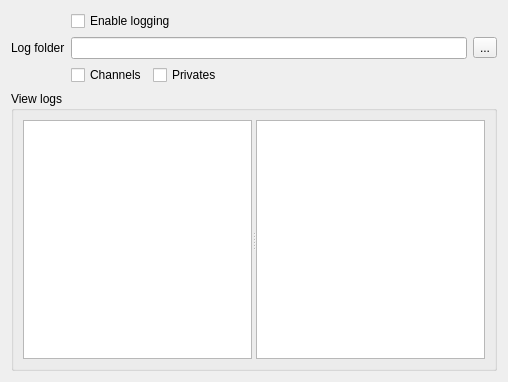
Above: iconfig/iconfiglogging.ui from daniel-Jones/IdealIRC before the change. Below: the same form after it.
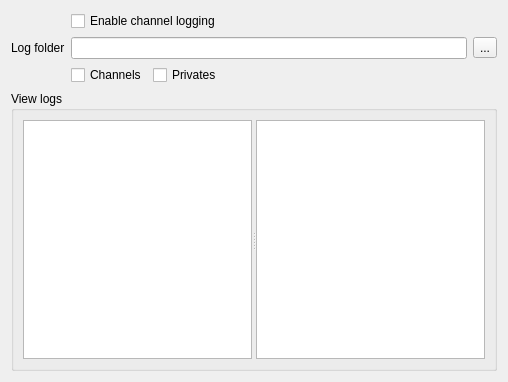
That is the form after the change.

Commit message: Corrected a few minor grammatic and english related errors within some forms

Patch:
```diff
--- a/iconfig/iconfiglogging.ui
+++ b/iconfig/iconfiglogging.ui
@@ -17,7 +17,7 @@
    <item row="0" column="1" colspan="2">
     <widget class="QCheckBox" name="chkEnable">
      <property name="text">
-      <string>Enable logging</string>
+      <string>Enable channel logging</string>
      </property>
     </widget>
    </item>
```
The commit also changes 3 other files.
